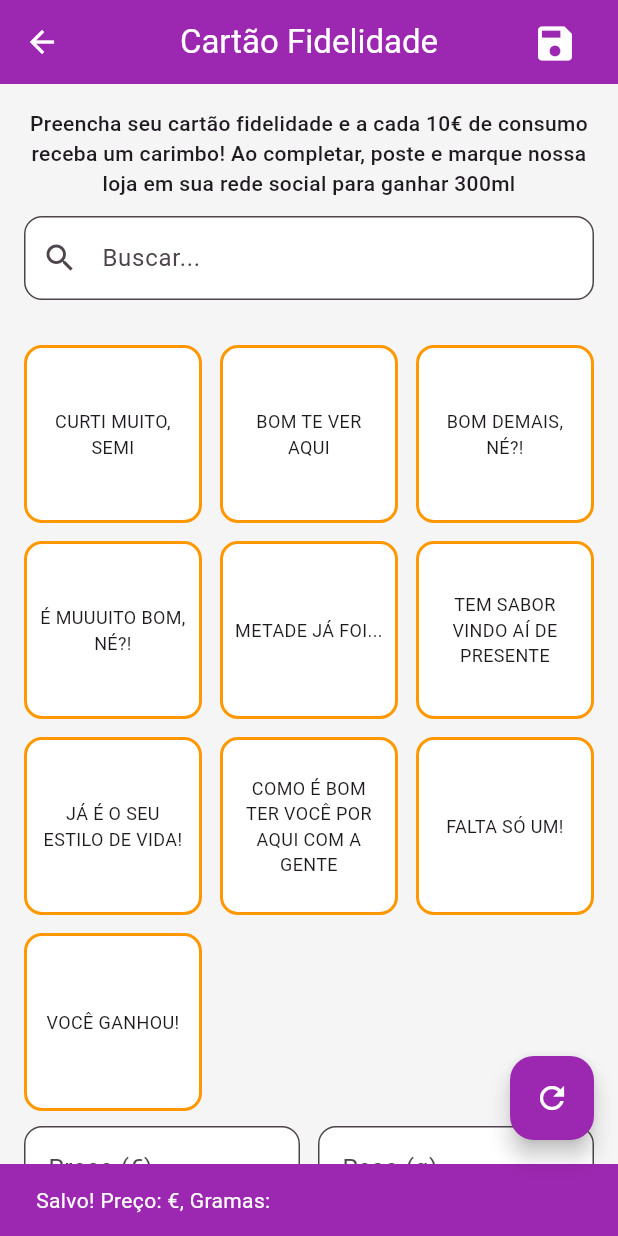
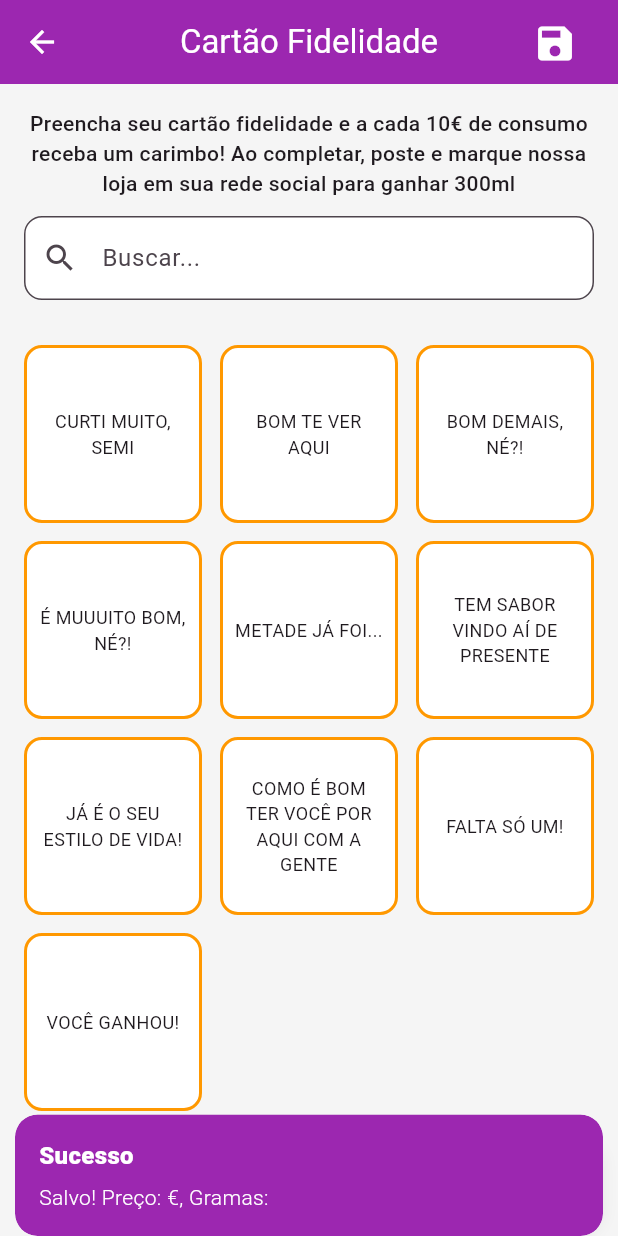
Before and after one commit to marcosradix/maria-pitanga-coimbra, a Flutter app: the LoyaltyCardAdmScreen screen opened by its route, after a tap on the "save" icon, on a phone screen of 412 x 824 dp. Run offline on Flutter 3.47's test engine with Material 3 defaults, Android fonts, the phone set to English and light mode, and no system bars; our stand-ins replace firebase_auth, firebase_core, firebase_database, font_awesome_flutter, get, localstorage; accounts and stored records are empty.

Commit message:
erro message

```diff
--- a/lib/screen/loyalty_card_adm_screen.dart
+++ b/lib/screen/loyalty_card_adm_screen.dart
@@ -4,6 +4,7 @@ import 'package:firebase_core/firebase_core.dart';
 import 'package:firebase_database/firebase_database.dart';
 import 'package:flutter/material.dart';
 import 'package:flutter/services.dart';
+import 'package:get/route_manager.dart';
 import 'package:maria_pitanga/model/card_model.dart';
 import 'package:maria_pitanga/model/my_card_model.dart';
 
@@ -122,19 +123,27 @@ class _LoyaltyCardAdmScreenState extends State<LoyaltyCardAdmScreen> {
                             id: DateTime.now().millisecondsSinceEpoch,
                           )
                           .toJson(),
-                    );
-
-                ScaffoldMessenger.of(context).showSnackBar(
-                  SnackBar(
-                    backgroundColor: Colors.purple,
-                    content: Text(
-                      "Salvo! Preço: €${priceController.text}, Gramas: ${gramsController.text}",
-                      style: const TextStyle(color: Colors.white),
-                    ),
-                  ),
-                );
-                priceController.clear();
-                gramsController.clear();
+                    )
+                    .then((response) {
+                      Get.snackbar(
+                        "Sucesso",
+                        "Salvo! Preço: €${priceController.text}, Gramas: ${gramsController.text}",
+                        backgroundColor: Colors.purple,
+                        colorText: Colors.white,
+                        snackPosition: SnackPosition.BOTTOM,
+                      );
+                      priceController.clear();
+                      gramsController.clear();
+                    })
+                    .catchError((error) {
+                      Get.snackbar(
+                        "Error",
+                        "Error ao salvar dados",
+                        backgroundColor: Colors.red,
+                        colorText: Colors.white,
+                        snackPosition: SnackPosition.BOTTOM,
+                      );
+                    });
               },
               icon: const Icon(Icons.save, size: 30),
               color: Colors.white,
```
